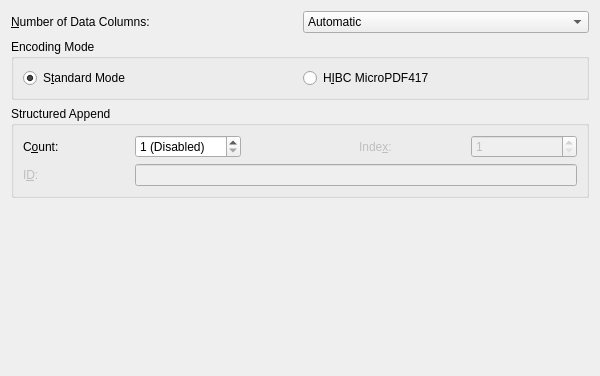
Old version of the form frontend_qt/grpMicroPDF.ui in the repository zint/zint.
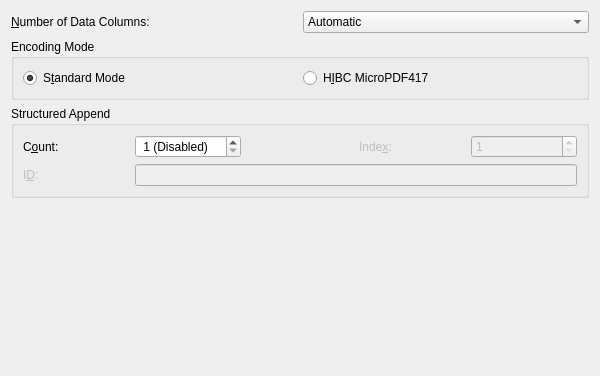
New version of the form.

Diff of the .ui file:
```diff
--- a/frontend_qt/grpMicroPDF.ui
+++ b/frontend_qt/grpMicroPDF.ui
@@ -149,7 +149,7 @@
 Value ranges from 1 (Disabled) to 99999</string>
         </property>
         <property name="specialValueText">
-         <string>1 (Disabled)</string>
+         <string> 1 (Disabled)</string>
         </property>
         <property name="minimum">
          <number>1</number>
```
